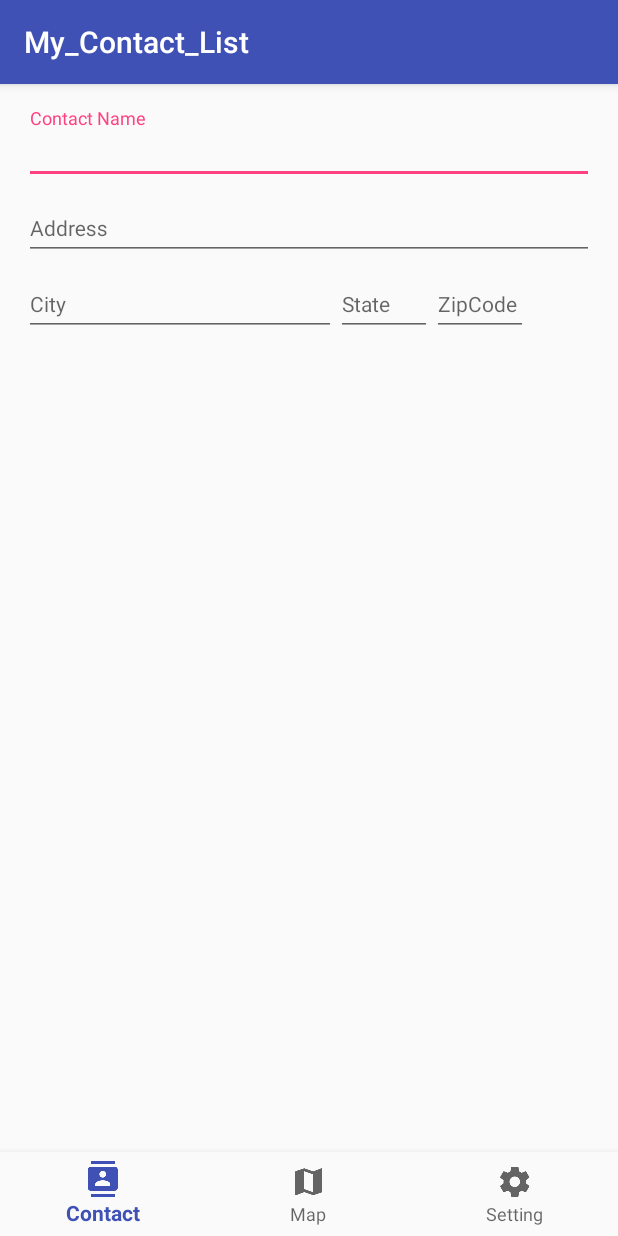
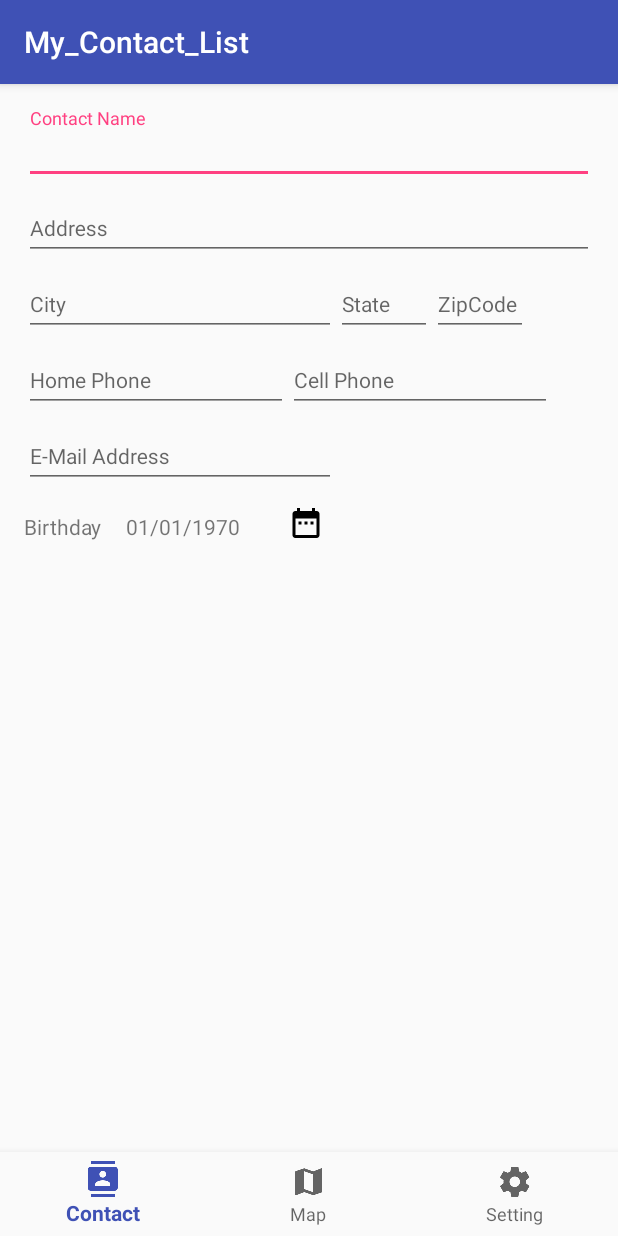
Before and after one commit to wisetyni/My_Contact_List, an Android app: the screen it shows after launch (ContactListActivity), on a phone screen of 412 x 824 dp. Run offline under Robolectric (Android 15) with nearby library versions, the phone set to English and light mode, and no system bars.

Commit message:
added attributes

```diff
--- a/app/src/main/res/layout/activity_contact_list.xml
+++ b/app/src/main/res/layout/activity_contact_list.xml
@@ -73,7 +73,7 @@
                     android:layout_height="wrap_content"
                     android:hint="@string/hint_contact_city"
                     android:imeOptions="actionNext"
-                    android:inputType="textPostalAddress"
+                    android:inputType="textCapWords"
                     android:textSize="14sp"
                     android:ems="13"/>
             </android.support.design.widget.TextInputLayout>
@@ -92,10 +92,11 @@
                     android:layout_height="wrap_content"
                     android:hint="@string/hint_contact_state"
                     android:imeOptions="actionNext"
-                    android:inputType="textPostalAddress"
+                    android:inputType="textCapCharacters"
                     android:textSize="14sp"
                     android:ems="4"/>
             </android.support.design.widget.TextInputLayout>
+
 
 
             <android.support.design.widget.TextInputLayout
@@ -104,20 +105,107 @@
                 android:layout_height="wrap_content"
                 android:layout_below="@id/input_layout_address"
                 android:layout_toRightOf="@id/input_layout_state"
-                android:layout_alignBottom="@id/input_layout_state">
+                android:layout_alignBottom="@id/input_layout_city">
 
                 <EditText
-                    android:id="@+id/editZipCode"
+                    android:id="@+id/edit_zip_code"
                     android:layout_width="match_parent"
                     android:layout_height="wrap_content"
                     android:hint="@string/hint_contact_zipCode"
                     android:imeOptions="actionNext"
-                    android:inputType="textPostalAddress"
+                    android:inputType="textCapCharacters"
                     android:textSize="14sp"
                     android:ems="4"/>
             </android.support.design.widget.TextInputLayout>
 
+
+
+            <android.support.design.widget.TextInputLayout
+                android:id="@+id/input_layout_home_phone"
+                android:layout_width="wrap_content"
+                android:layout_height="wrap_content"
+                android:layout_below="@id/input_layout_city">
+
+                <EditText
+                    android:id="@+id/editHome"
+                    android:layout_width="wrap_content"
+                    android:layout_height="wrap_content"
+                    android:hint="@string/hint_contact_home"
+                    android:imeOptions="actionNext"
+                    android:inputType="phone"
+                    android:textSize="14sp"
+                    android:ems="11"/>
+            </android.support.design.widget.TextInputLayout>
+
+            <android.support.design.widget.TextInputLayout
+                android:id="@+id/input_layout_cell_phone"
+                android:layout_width="wrap_content"
+                android:layout_height="wrap_content"
+                android:layout_below="@id/input_layout_city"
+                android:layout_toRightOf="@id/input_layout_home_phone"
+                android:layout_alignBottom="@id/input_layout_home_phone">
+
+                <EditText
+                    android:id="@+id/editCell"
+                    android:layout_width="match_parent"
+                    android:layout_height="wrap_content"
+                    android:hint="@string/hint_contact_cell"
+                    android:imeOptions="actionNext"
+                    android:inputType="numberSigned"
+                    android:textSize="14sp"
+                    android:ems="11"/>
+            </android.support.design.widget.TextInputLayout>
+
+            <android.support.design.widget.TextInputLayout
+                android:id="@+id/input_layout_textEMail"
+                android:layout_width="wrap_content"
+                android:layout_height="wrap_content"
+                android:layout_below="@id/input_layout_home_phone">
+
+                <EditText
+                    android:id="@+id/editEMail"
+                    android:layout_width="wrap_content"
+                    android:layout_height="wrap_content"
+                    android:hint="@string/hint_contact_email"
+                    android:imeOptions="actionNext"
+                    android:inputType="numberSigned"
+                    android:textSize="14sp"
+                    android:ems="13"/>
+            </android.support.design.widget.TextInputLayout>
+
+            <TextView
+                android:id="@+id/textBday"
+                android:layout_width="wrap_content"
+                android:layout_height="wrap_content"
+                android:text="Birthday"
+                android:layout_below="@id/input_layout_textEMail"
+                android:paddingTop="@dimen/activity_vertical_margin"/>
+
+
+            <TextView
+                android:id="@+id/textBirthday"
+                android:layout_width="wrap_content"
+                android:layout_height="wrap_content"
+                android:text="01/01/1970"
+                android:layout_below="@id/input_layout_textEMail"
+                android:layout_toRightOf="@id/textBday"
+                android:layout_alignBottom="@id/textBday"
+                android:paddingTop="@dimen/activity_vertical_margin"
+                android:paddingLeft="@dimen/activity_vertical_margin"
+                android:paddingRight="@dimen/activity_vertical_margin"/>
+
+            <ImageView
+                android:id="@+id/img_bday_calendar"
+                android:layout_width="wrap_content"
+                android:layout_height="wrap_content"
+                android:src="@drawable/ic_date_range_black_24dp"
+                android:layout_toRightOf="@id/textBirthday"
+                android:layout_alignBottom="@id/textBirthday"
+                android:paddingRight="@dimen/activity_vertical_margin"
+                android:paddingLeft="@dimen/activity_vertical_margin"/>
         </RelativeLayout>
+
+
 
 
     </ScrollView>
--- a/app/src/main/res/values/strings.xml
+++ b/app/src/main/res/values/strings.xml
@@ -11,4 +11,11 @@
     <string name="hint_contact_city">City</string>
     <string name="hint_contact_state">State</string>
     <string name="hint_contact_zipCode">ZipCode</string>
+    <string name="hint_contact_home">Home Phone</string>
+    <string name="hint_contact_cell">Cell Phone</string>
+    <string name="hint_contact_email">E-Mail Address</string>
+
+
+
+
 </resources>
```
Also changed, not shown: app/src/main/res/drawable-hdpi/ic_date_range_black_24dp.png (added), app/src/main/res/drawable-mdpi/ic_date_range_black_24dp.png (added), app/src/main/res/drawable-xhdpi/ic_date_range_black_24dp.png (added), app/src/main/res/drawable-xxhdpi/ic_date_range_black_24dp.png (added), app/src/main/res/drawable-xxxhdpi/ic_date_range_black_24dp.png (added).
